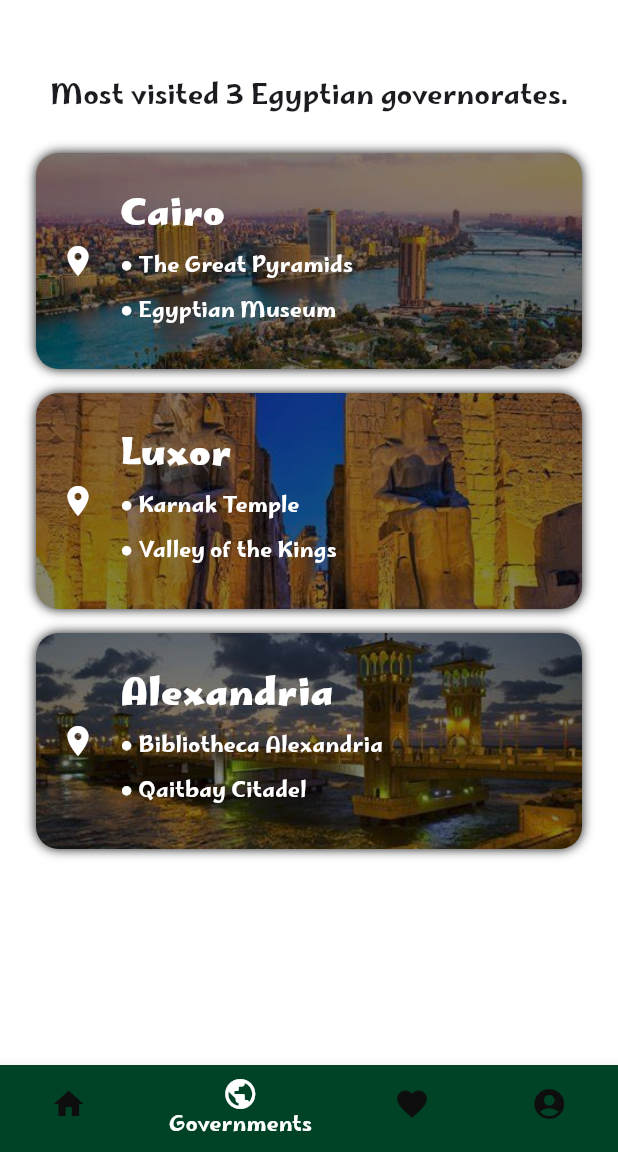
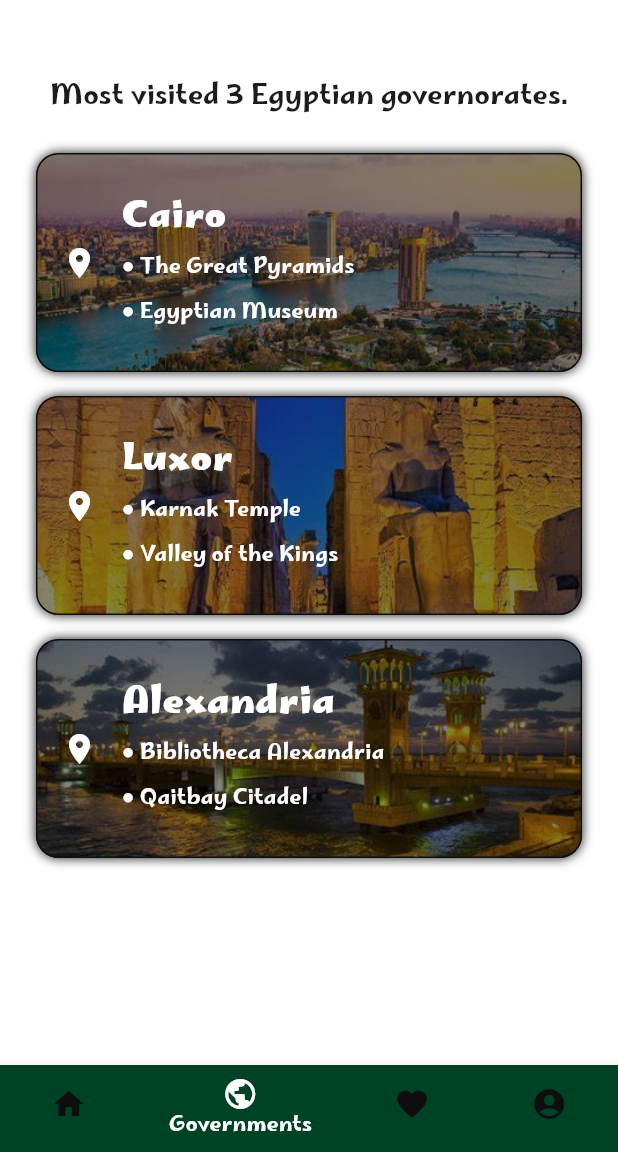
Before and after one commit to roaagawish/sprints_tourist_guide_app, a Flutter app: the HomeScreen screen opened by its route, swiped to page 2, on a phone screen of 412 x 824 dp, the part 84-1236 px from its top. Run offline on Flutter 3.47's test engine with Material 3 defaults, Android fonts, the phone set to English and light mode, and no system bars; our stand-ins replace animated_toggle_switch, bloc, easy_localization, flutter_bloc, fluttertoast, lottie and 1 more; missing offline and left inert: country_flags; accounts and stored records are empty.

Commit message:
update GovernorateCard & LandmarkCard themes.

```diff
--- a/lib/screens/02_home/widgets/governrate_card.dart
+++ b/lib/screens/02_home/widgets/governrate_card.dart
@@ -1,8 +1,10 @@
 import 'package:flutter/material.dart';
+import 'package:provider/provider.dart';
 import '../../../models/governrate_model.dart';
 import '../../../resourses/colors_manager.dart';
 import '../../../resourses/routes_manager.dart';
 import '../../../resourses/styles_manager.dart';
+import '../blocs/theme_bloc/theme_bloc.dart';
 
 class GovernorateCard extends StatelessWidget {
   const GovernorateCard({
@@ -25,7 +27,13 @@ class GovernorateCard extends StatelessWidget {
                 ColorsManager.black.withValues(alpha: 0.5), BlendMode.darken),
           ),
           borderRadius: BorderRadius.circular(15),
-          boxShadow: [BoxShadow(color: ColorsManager.black, blurRadius: 6)],
+          border: context.read<ThemeBloc>().state.themeMode == ThemeMode.light
+              ? Border.all(color: ColorsManager.black)
+              : Border.all(color: ColorsManager.white),
+          boxShadow:
+              context.read<ThemeBloc>().state.themeMode == ThemeMode.light
+                  ? [BoxShadow(color: ColorsManager.black, blurRadius: 6)]
+                  : [BoxShadow(color: ColorsManager.white, blurRadius: 6)],
         ),
         child: ListTile(
           contentPadding: EdgeInsets.all(16),
```
Also changed, not shown: lib/screens/03_governorate _details/widgets/landmark_card.dart (+7 -1 lines).
